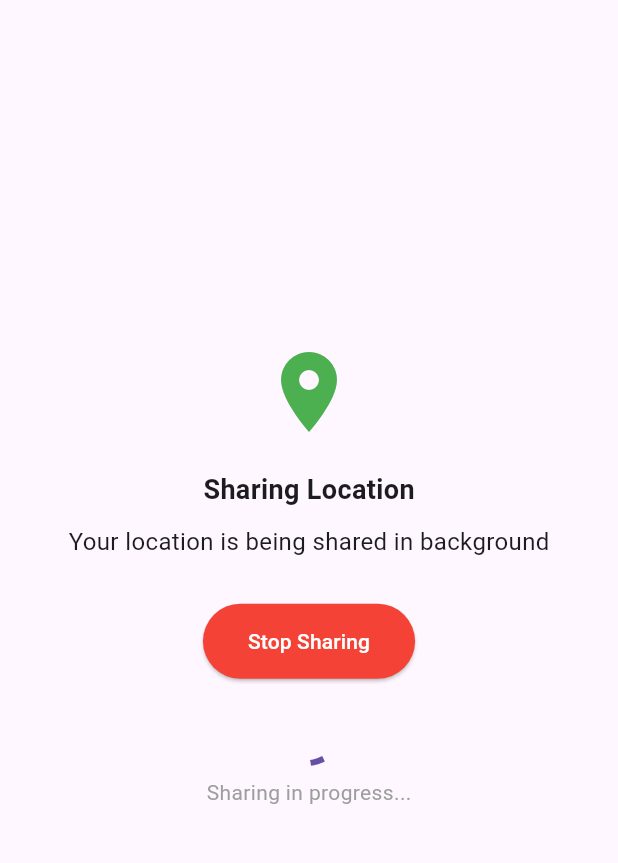
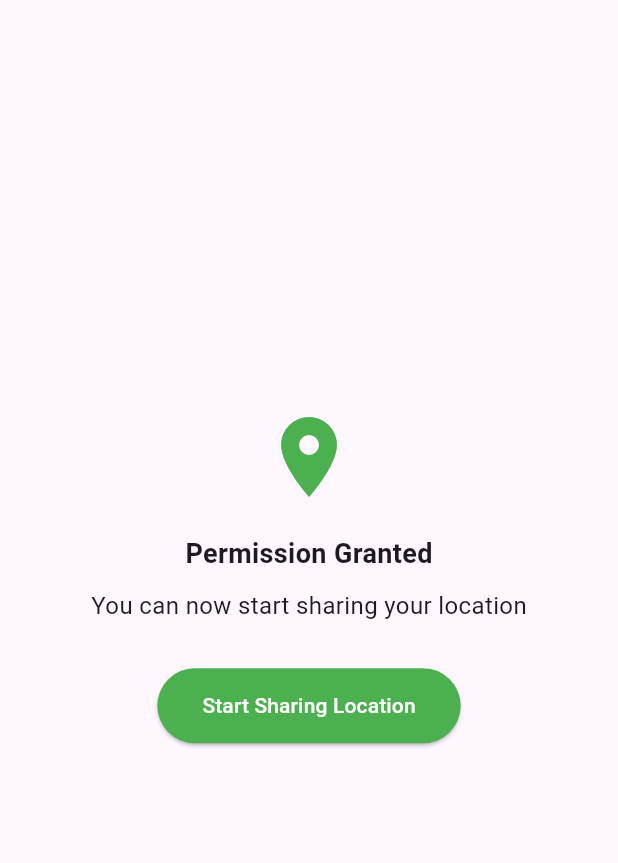
Before and after one commit to itskingdeep/Location_sender, a Flutter app: the screen it shows after launch, on a phone screen of 412 x 824 dp, the part 84-947 px from its top. Run offline on Flutter 3.47's test engine with Material 3 defaults, Android fonts, the phone set to English and light mode, and no system bars; our stand-ins replace firebase_core, flutter_bloc, flutter_local_notifications, geolocator, permission_handler; missing offline and left inert: flutter_background_service, flutter_background_service_android; accounts and stored records are empty.

Commit message:
latest changes

```diff
--- a/lib/bloc/location_bloc.dart
+++ b/lib/bloc/location_bloc.dart
@@ -90,15 +90,16 @@ class LocationBloc extends Bloc<LocationEvent, LocationState> {
           permission == LocationPermission.deniedForever) {
         emit(LocationPermissionDenied());
       } else {
+        // ✅ Sirf permission granted state bhejna hai
         emit(LocationPermissionGranted());
-        if (!_isSharing) {
-          add(StartLocationSharing());
-        }
+
+
       }
     } catch (e) {
       emit(LocationSharingError(message: 'Permission check failed: $e'));
     }
   }
+
 
   void _onUpdateServiceState(
       UpdateServiceState event,
--- a/lib/screen/LocationSenderScreen.dart
+++ b/lib/screen/LocationSenderScreen.dart
@@ -16,7 +16,7 @@ class _LocationSharingScreenState extends State<LocationSharingScreen> {
   @override
   void initState() {
     super.initState();
-    // ऐप शुरू होते ही automatically permission check करें
+
     WidgetsBinding.instance.addPostFrameCallback((_) {
       context.read<LocationBloc>().add(CheckLocationPermission());
     });
@@ -129,6 +129,7 @@ class _LocationSharingScreenState extends State<LocationSharingScreen> {
             }
 
             // Sharing in progress
+            // Sharing in progress
             if (state is LocationSharingInProgress) {
               return Column(
                 mainAxisAlignment: MainAxisAlignment.center,
@@ -141,8 +142,7 @@ class _LocationSharingScreenState extends State<LocationSharingScreen> {
                   const SizedBox(height: 20),
                   Text(
                     state.isSharing ? 'Sharing Location' : 'Sharing Stopped',
-                    style: const TextStyle(
-                        fontSize: 18, fontWeight: FontWeight.bold),
+                    style: const TextStyle(fontSize: 18, fontWeight: FontWeight.bold),
                   ),
                   const SizedBox(height: 10),
                   Text(
@@ -161,26 +161,16 @@ class _LocationSharingScreenState extends State<LocationSharingScreen> {
                       }
                     },
                     style: ElevatedButton.styleFrom(
-                      backgroundColor:
-                      state.isSharing ? Colors.red : Colors.green,
+                      backgroundColor: state.isSharing ? Colors.red : Colors.green,
                       foregroundColor: Colors.white,
-                      padding: const EdgeInsets.symmetric(
-                          horizontal: 30, vertical: 15),
+                      padding: const EdgeInsets.symmetric(horizontal: 30, vertical: 15),
                     ),
                     child: Text(state.isSharing ? "Stop Sharing" : "Start Sharing"),
                   ),
-                  if (state.isSharing) ...[
-                    const SizedBox(height: 20),
-                    const CircularProgressIndicator(),
-                    const SizedBox(height: 10),
-                    const Text(
-                      'Sharing in progress...',
-                      style: TextStyle(fontSize: 14, color: Colors.grey),
-                    ),
-                  ],
                 ],
               );
             }
+
 
             // Error state
             if (state is LocationSharingError) {
```
